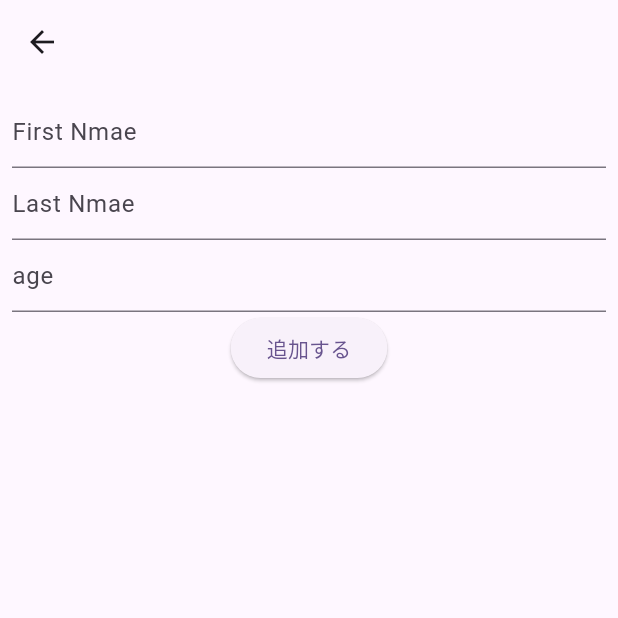
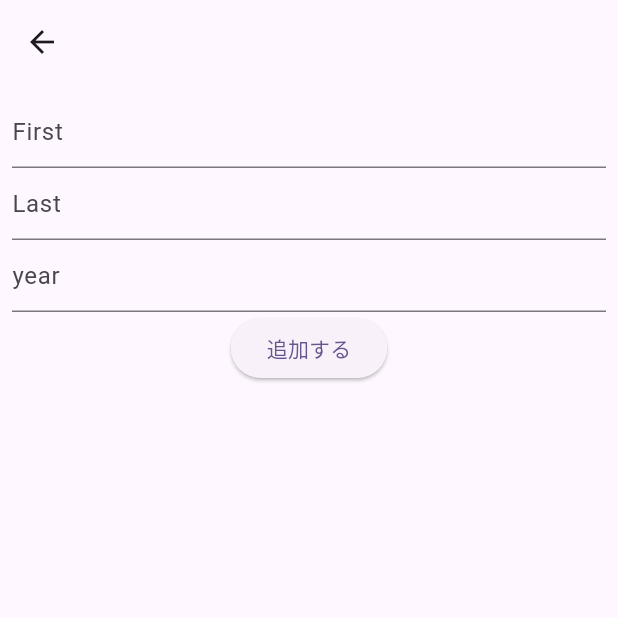
Before and after one commit to yambaru-hackathon/washizawa_ryoga_homework, a Flutter app: the AddPage screen opened directly, on a phone screen of 412 x 824 dp, the top half of it. Run offline on Flutter 3.47's test engine with Material 3 defaults, Android fonts, the phone set to English and light mode, and no system bars; our stand-ins replace cloud_firestore, firebase_core; accounts and stored records are empty.

```diff
--- a/lib/page/add_page.dart
+++ b/lib/page/add_page.dart
@@ -20,7 +20,7 @@ class AddPage extends StatelessWidget {
           children: [
             TextField(
             decoration: const InputDecoration(
-              hintText: 'First Nmae',
+              hintText: 'First',
             ),
             onChanged: (text) {
                 first = text;
@@ -28,7 +28,7 @@ class AddPage extends StatelessWidget {
             ),
             TextField(
             decoration: const InputDecoration(
-              hintText: 'Last Nmae',
+              hintText: 'Last',
             ),
             onChanged: (text) {
                 last = text;
@@ -36,7 +36,7 @@ class AddPage extends StatelessWidget {
             ),
             TextField(
               decoration: const InputDecoration(
-                hintText: 'age',
+                hintText: 'year',
               ),
               keyboardType: TextInputType.number,
               onChanged: (text) {
```
